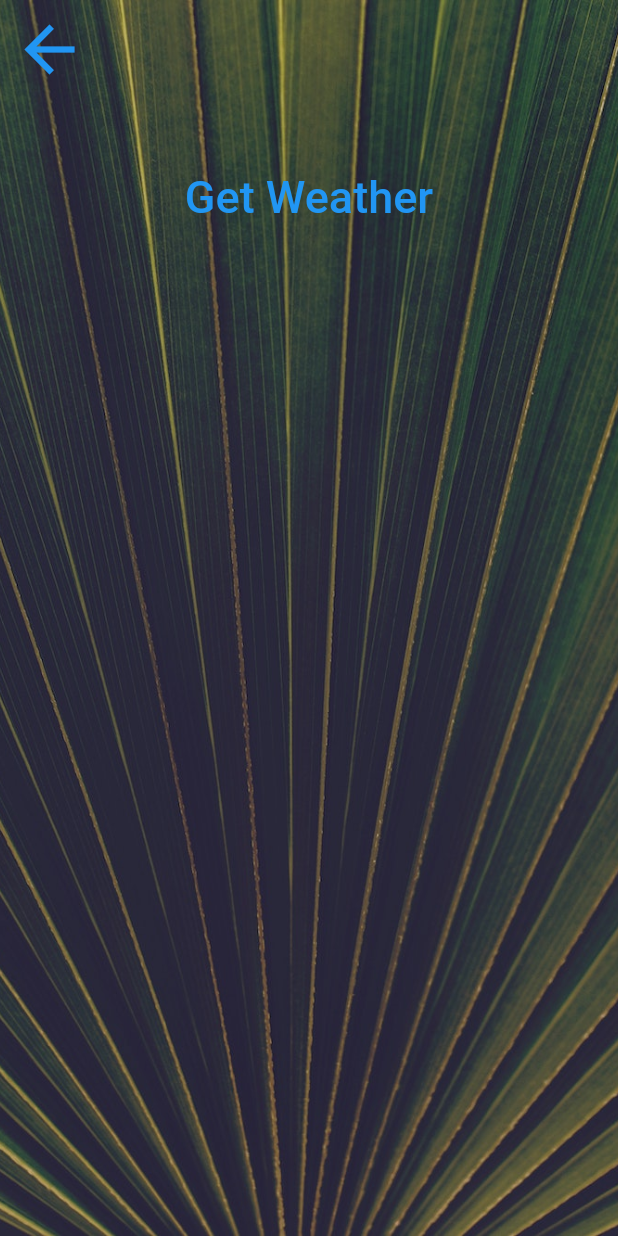
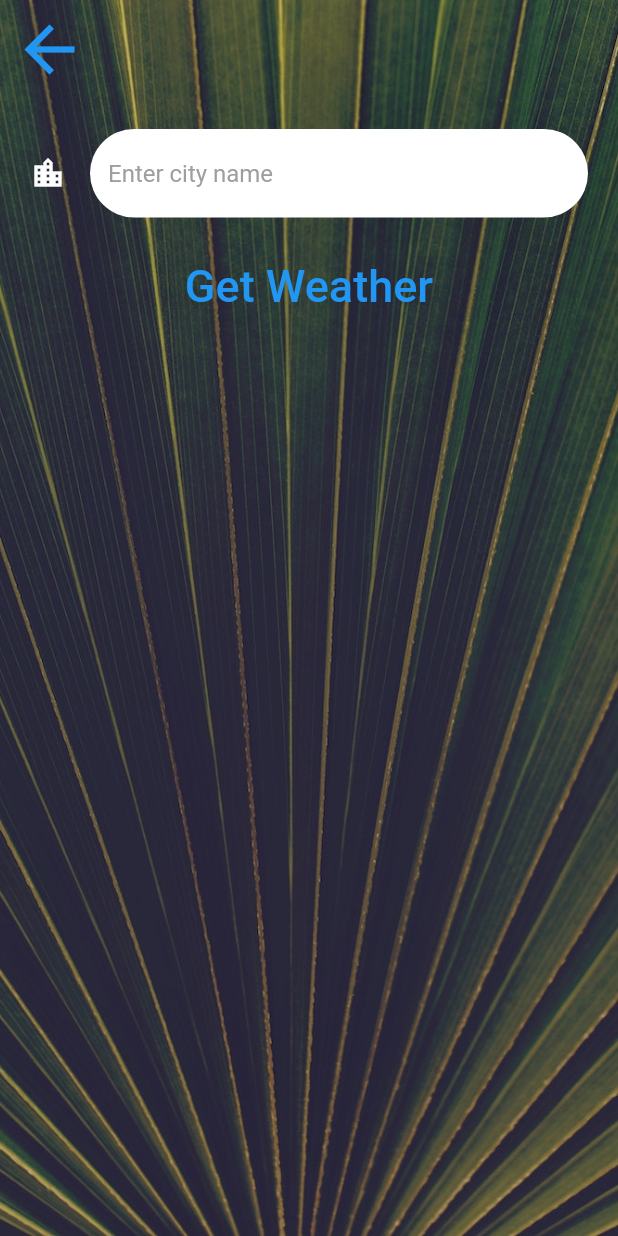
Before and after one commit to csk111165/WeatherApp, a Flutter app: the CityScreen screen opened directly, on a phone screen of 412 x 824 dp. Run offline on Flutter 3.47's test engine with Material 2 defaults, Android fonts, the phone set to English and light mode, and no system bars; our stand-ins replace flutter_spinkit, geolocator; network calls fail; Roboto replaces fonts that are missing (Spartan MB).

Commit message:
Adds property to TextFiled of CityScreen

```diff
--- a/lib/screens/city_screen.dart
+++ b/lib/screens/city_screen.dart
@@ -33,7 +33,25 @@ class _CityScreenState extends State<CityScreen> {
               ),
               Container(
                 padding: EdgeInsets.all(20.0),
-                child: null,
+                child: TextField(
+                  style: TextStyle(color: Colors.black), // this is for the color of input text
+                  decoration: InputDecoration(
+                    filled: true,
+                    border: OutlineInputBorder(
+                      borderRadius: BorderRadius.all(Radius.circular(30)), // to provide the rounded border
+                      borderSide: BorderSide.none,
+                    ),
+                    // hoverColor: Colors.teal,
+                    fillColor: Colors.white,
+                    icon: Icon(Icons.location_city, color: Colors.white,),
+                    hintText: "Enter city name",
+                    hintStyle: TextStyle(
+                        color: Colors.grey
+                    ),
+
+
+                  ),
+                ),
               ),
               TextButton(
                 onPressed: () {},
```
